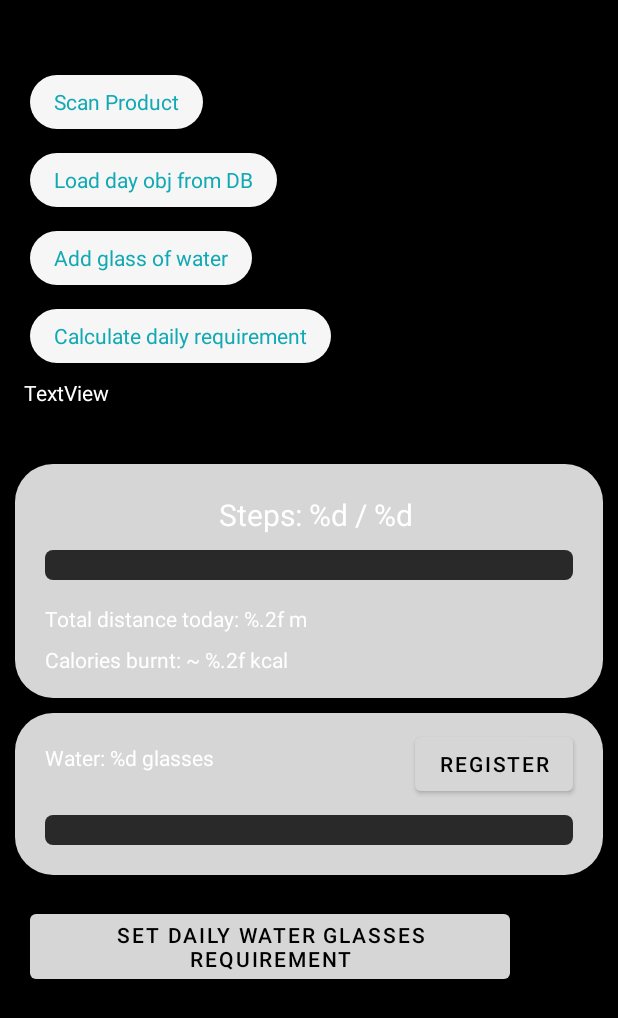
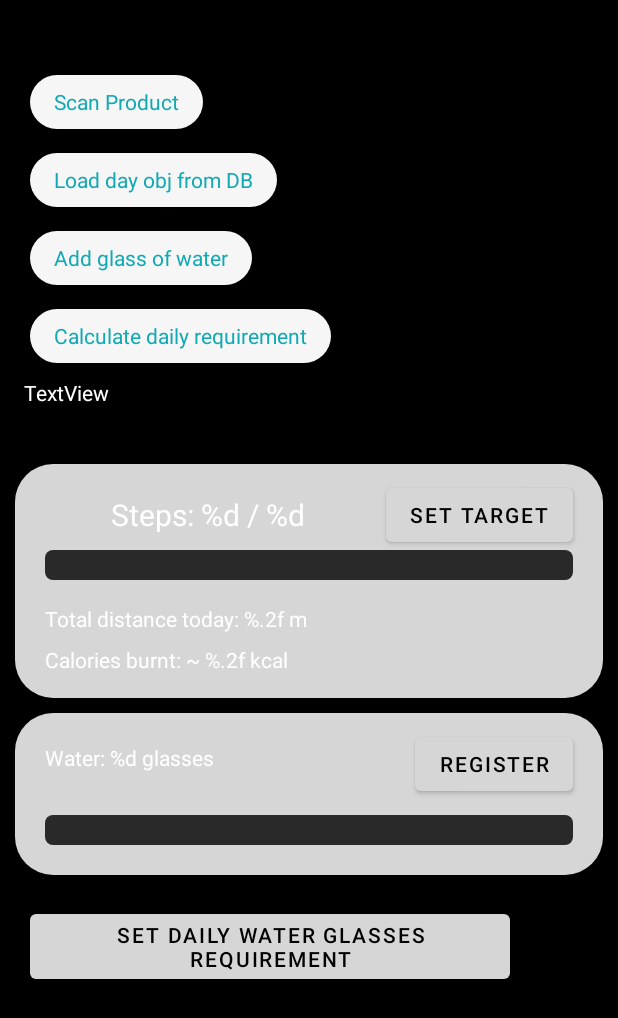
Before and after one commit to adpero25/AplikacjaDoLiczeniaKalorii, an Android app: the screen it shows after launch (MainActivity), on a phone screen of 412 x 824 dp. Shown: the top 1018 px of the screen. Run offline under Robolectric (Android 15) with nearby library versions, the phone set to English and light mode, and no system bars; our stand-ins replace Room's generated code; 9 statements that could not run were skipped.

Commit message:
service update, step target

```diff
--- a/Application/app/src/main/res/layout/activity_main.xml
+++ b/Application/app/src/main/res/layout/activity_main.xml
@@ -88,13 +88,13 @@
         <TextView
             android:id="@+id/howManyStepsToday"
             style="@style/labels"
-            android:layout_width="match_parent"
+            android:layout_width="wrap_content"
             android:layout_height="wrap_content"
             android:layout_marginLeft="20dp"
             android:layout_marginTop="20dp"
-            android:gravity="center"
             android:text="@string/stepsMade"
             android:textSize="20dp"
+            app:layout_constraintEnd_toStartOf="@+id/dailyStepTarget"
             app:layout_constraintStart_toStartOf="parent"
             app:layout_constraintTop_toTopOf="parent" />
 
@@ -136,6 +136,16 @@
             app:layout_constraintBottom_toBottomOf="parent"
             app:layout_constraintStart_toStartOf="parent"
             app:layout_constraintTop_toBottomOf="@+id/distanceToday" />
+
+        <Button
+            android:id="@+id/dailyStepTarget"
+            android:layout_width="wrap_content"
+            android:layout_height="wrap_content"
+            android:layout_marginTop="10dp"
+            android:layout_marginEnd="20dp"
+            android:text="@string/setDailyStepTarget"
+            app:layout_constraintEnd_toEndOf="parent"
+            app:layout_constraintTop_toTopOf="parent" />
 
     </androidx.constraintlayout.widget.ConstraintLayout>
 
--- a/Application/app/src/main/res/values/strings.xml
+++ b/Application/app/src/main/res/values/strings.xml
@@ -147,5 +147,6 @@
     <string name="stepsMade">Steps: %d / %d</string>
     <string name="distanceMade">Total distance today: %.2f m</string>
     <string name="caloriesBurnt">Calories burnt: ~ %.2f kcal</string>
+    <string name="setDailyStepTarget">Set target</string>
 
 </resources>
```
Also changed, not shown: Application/app/src/main/java/com/example/application/Activities/MainActivity.java (+52 -26 lines), Application/app/src/main/java/com/example/application/backgroundTasks/StepCounterService.java (+50 -33 lines).
